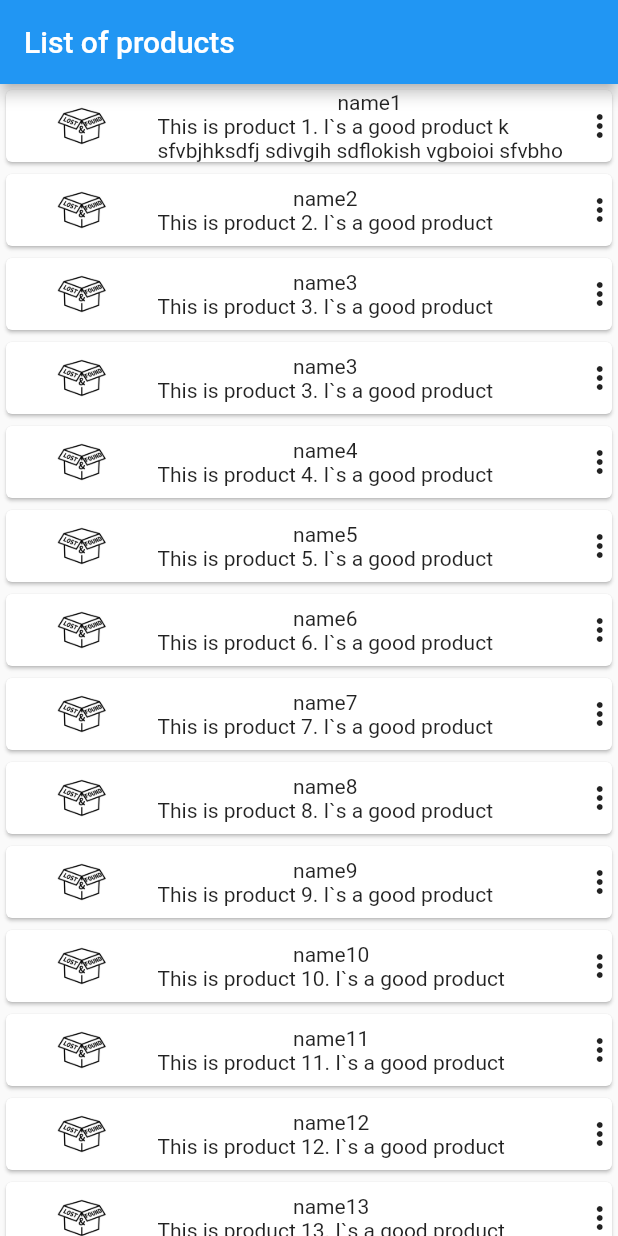
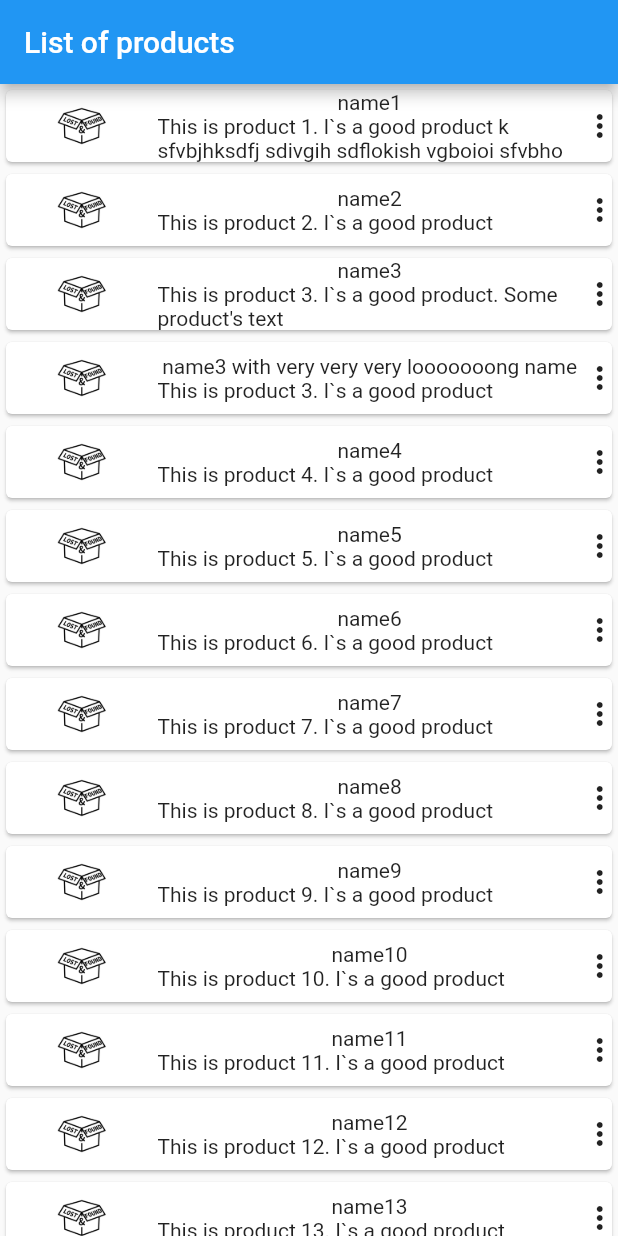
Before and after one commit to testdev23/test_git_s1, a Flutter app: the screen it shows after launch, on a phone screen of 412 x 824 dp. Run offline on Flutter 3.47's test engine with Material 2 defaults, Android fonts, the phone set to English and light mode, and no system bars.

Commit message:
FIX text width in Card with rows product_card.dart

```diff
--- a/lib/data/products_data.dart
+++ b/lib/data/products_data.dart
@@ -3,8 +3,8 @@ import '../model/product_model.dart';
 List<Product> products = [
   Product('name1', null, 'This is product 1','This is product 1. I`s a good product k sfvbjhksdfj sdivgih sdflokish vgboioi sfvbho sfilkisfvbj osfdpois fjbopisfdhopi bshoipd fz'),
   Product('name2', null, 'This is product 2','This is product 2. I`s a good product'),
-  Product('name3', null, 'This is product 3','This is product 3. I`s a good product'),
-  Product('name3', null, 'This is product 3','This is product 3. I`s a good product'),
+  Product('name3', null, 'This is product 3','This is product 3. I`s a good product. Some product\'s text'),
+  Product('name3 with very very very looooooong name', null, 'This is product 3 ','This is product 3. I`s a good product'),
   Product('name4', null, 'This is product 4','This is product 4. I`s a good product'),
   Product('name5', null, 'This is product 5','This is product 5. I`s a good product'),
   Product('name6', null, 'This is product 6','This is product 6. I`s a good product'),
--- a/lib/page/widget/product_card.dart
+++ b/lib/page/widget/product_card.dart
@@ -20,7 +20,13 @@ Widget productCard(product) {
                       textAlign: TextAlign.center,
                     ),
                     // subtitle:
-                    Text(product.describe),
+                    SizedBox(
+                      width:double.infinity,
+                      child: Text(
+                        product.describe,
+                        softWrap: true,
+                      ),
+                    ),
                   ],
                 ),
               ],
```
